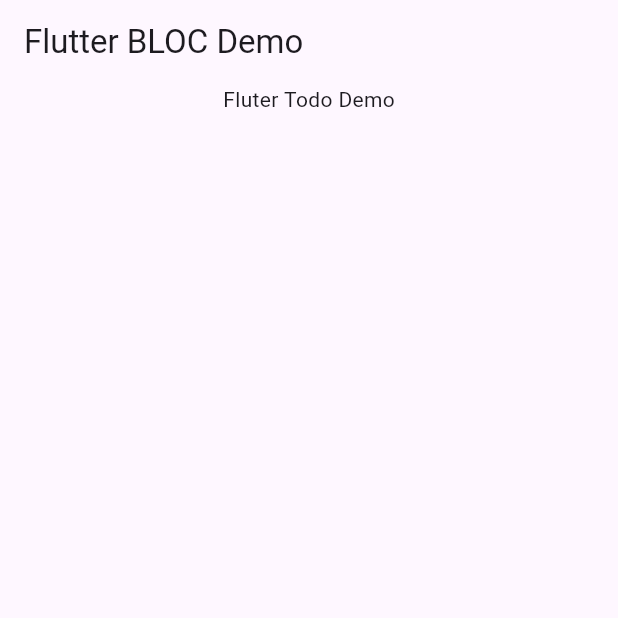
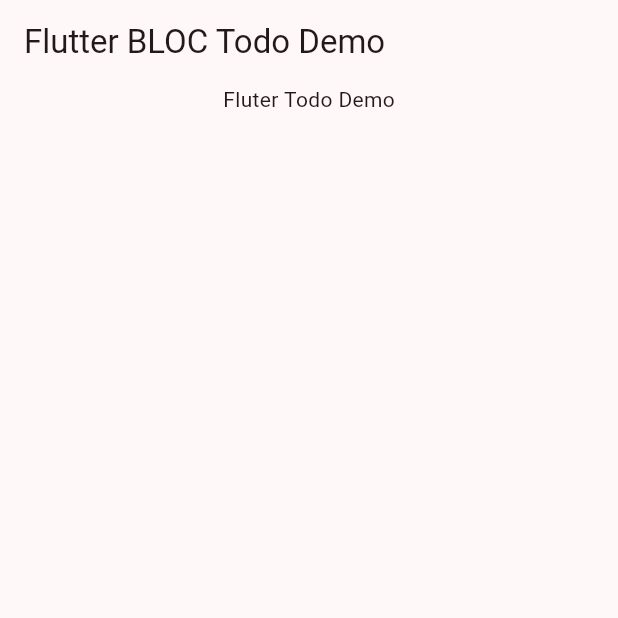
Before and after one commit to hhao99/flutter-todo, a Flutter app: the screen it shows after launch, on a phone screen of 412 x 824 dp, the top half of it. Run offline on Flutter 3.47's test engine with Material 3 defaults, Android fonts, the phone set to English and light mode, and no system bars; our stand-ins replace equatable.

Commit message:
todo bloc incomplete

```diff
--- /dev/null
+++ b/todo/lib/app.dart
@@ -0,0 +1,36 @@
+import 'package:flutter/material.dart';
+import 'package:todo_app/theme.dart';
+
+class TodoApp extends MaterialApp {
+  const TodoApp({super.key})
+      : super(home: const AppView(title: 'Flutter Bloc Todo Demo'));
+}
+
+class AppView extends StatelessWidget {
+  const AppView({super.key, required this.title});
+
+  final String title;
+
+  @override
+  Widget build(BuildContext context) {
+    return MaterialApp(
+        theme: ThemeData(
+            colorScheme: TodoAppTheme.light.colorScheme, useMaterial3: true),
+        home: const MyHomePage());
+  }
+}
+
+class MyHomePage extends StatelessWidget {
+  const MyHomePage({super.key});
+  @override
+  Widget build(BuildContext context) {
+    return Scaffold(
+      appBar: AppBar(title: Text("Flutter BLOC Todo Demo")),
+      body: Center(
+        child: Column(children: [
+          Text("Fluter Todo Demo"),
+        ]),
+      ),
+    );
+  }
+}
--- /dev/null
+++ b/todo/lib/bloc/todo.dart
@@ -0,0 +1,25 @@
+import 'package:uuid/uuid.dart';
+import 'package:equatable/equatable.dart';
+
+class Todo extends Equatable {
+  final String id;
+  final String task;
+  final bool done;
+
+  Todo(this.task, this.id, {String id, this.done = false})
+      : this.id = id ?? Uuid().v4(),
+        super([id, task, done]);
+
+  Todo copyWith({bool done, String id, String task}) {
+    return Todo(
+      task ?? this.task,
+      done: done ?? this.done,
+      id: id ?? this.id,
+    );
+  }
+
+  @override
+  String toString() {
+    return 'Todo { task: $task, done: $done, id: $id }';
+  }
+}
--- /dev/null
+++ b/todo/lib/bloc/todos_event.dart
@@ -0,0 +1,53 @@
+import 'package:equatable/equatable.dart';
+import 'package:todo_app/bloc/todo.dart';
+
+@immutable
+abstract class TodosEvent extends Equatable {
+  TodosEvent([List props = const []]) : super(props);
+}
+
+class LoadTodos extends TodosEvent {
+  @override
+  String toString() => 'LoadTodos';
+}
+
+class AddTodo extends TodosEvent {
+  final Todo todo;
+
+  AddTodo(this.todo) : super([todo]);
+
+  @override
+  String toString() => 'AddTodo { todo: $todo }';
+}
+
+class UpdateTodo extends TodosEvent {
+  final Todo todo;
+
+  UpdateTodo(this.todo) : super([todo]);
+
+  @override
+  String toString() => 'UpdateTodo { updatedTodo: $todo }';
+}
+
+class RemoveTodo extends TodosEvent {
+  final Todo todo;
+
+  RemoveTodo(this.todo) : super([todo]);
+
+  @override
+  String toString() => RemoveTodo { todo: $todo }';
+}
+
+class ToggleTodo extends TodosEvent {
+  final Todo todo;
+
+  ToggleTodo(this.todo) : super([todo]);
+
+  @override
+  String toString() => 'ToggleTodo { todo: $todo }';
+}
+
+class ClearAllTodos extends TodosEvent {
+  @override
+  String toString()=> "ClearAllTodos";
+}
--- a/todo/lib/main.dart
+++ b/todo/lib/main.dart
@@ -1,54 +1,6 @@
-import 'package:flutter/material.dart';
-import 'package:flutter_bloc/flutter_bloc.dart';
-import 'package:todo/theme.dart';
+import 'package:flutter/widgets.dart';
+import 'package:todo_app/app.dart';
 
 void main() {
-  runApp(const MyApp());
+  runApp(TodoApp());
 }
-
-class MyApp extends StatelessWidget {
-  const MyApp({super.key});
-
-  // This widget is the root of your application.
-  @override
-  Widget build(BuildContext context) {
-    return MaterialApp(
-      title: 'Flutter Demo',
-      theme: ThemeData(
-        colorScheme: ColorScheme.fromSeed(seedColor: Colors.deepPurple),
-        useMaterial3: true,
-      ),
-      home: const MyHomePage(title: 'Flutter BLOC Demo'),
-    );
-  }
-}
-
-class AppView extends StatelessWidget {
-  const AppView({super.key, required this.title});
-
-  final String title;
-
-  @override
-  Widget build(BuildContext context) {
-    return MaterialApp(
-        theme: ThemeData(
-            colorScheme: TodoAppTheme.light.colorScheme, useMaterial3: true),
-        home: const MyHomePage(title: "Flutter homepage"));
-  }
-}
-
-class MyHomePage extends StatelessWidget {
-  const MyHomePage({super.key, required this.title});
-  final String title;
-  @override
-  Widget build(BuildContext context) {
-    return Scaffold(
-      appBar: AppBar(title: Text(this.title)),
-      body: Center(
-        child: Column(children: [
-          Text("Fluter Todo Demo"),
-        ]),
-      ),
-    );
-  }
-}
--- a/todo/pubspec.yaml
+++ b/todo/pubspec.yaml
@@ -1,4 +1,4 @@
-name: todo
+name: todo_app
 description: "A new Flutter project."
 # The following line prevents the package from being accidentally published to
 # pub.dev using `flutter pub publish`. This is preferred for private packages.
@@ -37,6 +37,7 @@ dependencies:
   cupertino_icons: ^1.0.6
   flutter_bloc: ^8.1.5
   equatable: ^2.0.5
+  uuid: ^4.4.0
 
 dev_dependencies:
   flutter_test:
```
Also changed, not shown: todo/lib/bloc/todos_state.dart (added, +26 -0 lines), todo/pubspec.lock.
